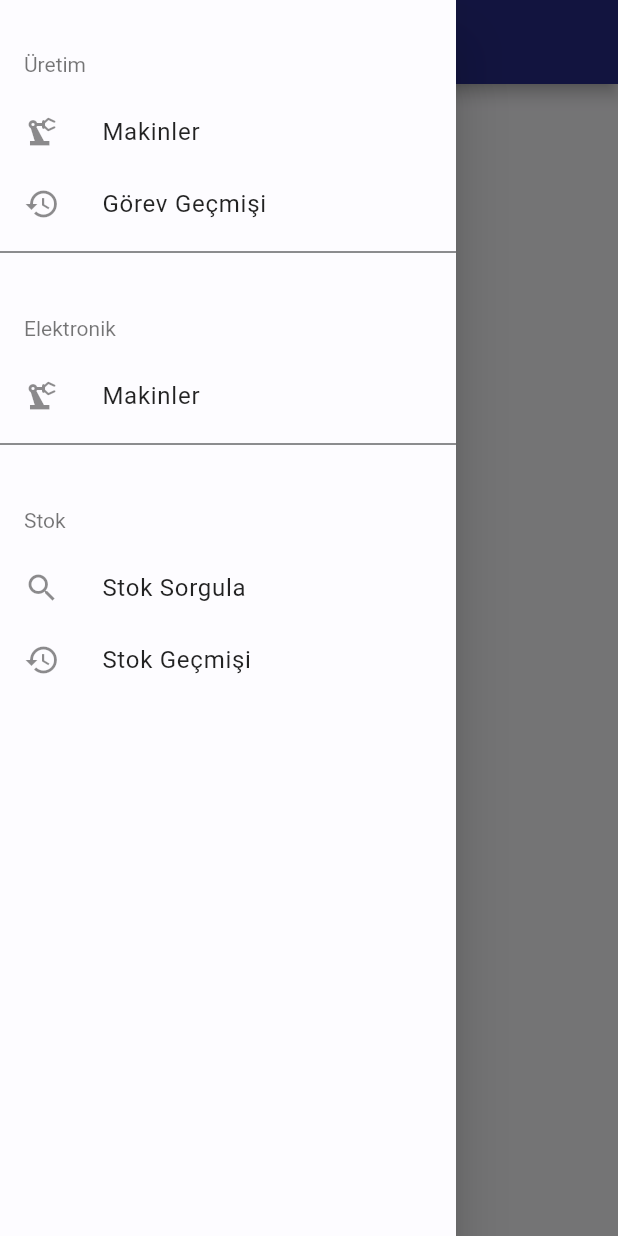
After one commit to edibesad/enelsis, a Flutter app: the HomeView screen opened by its route, with the side drawer open, on a phone screen of 412 x 824 dp. The commit adds this screen. Run offline on Flutter 3.47's test engine with Material 2 defaults, Android fonts, the phone set to English and light mode, and no system bars; our stand-ins replace flutter_screenutil, get; missing offline and left inert: mobile_scanner, omni_datetime_picker; Roboto replaces fonts that are missing (.AppleSystemUIFont).

Commit message:
home view bitti

```diff
--- a/lib/controller/login_controller.dart
+++ b/lib/controller/login_controller.dart
@@ -1,5 +1,5 @@
 import 'package:enelsis/models/department_model.dart';
-import 'package:enelsis/models/user_model.dart';
+import 'package:enelsis/product/model/user_model.dart';
 import 'package:get/get.dart';
 
 class LoginController extends GetxController {
--- a/lib/controller/user_controller.dart
+++ b/lib/controller/user_controller.dart
@@ -1,6 +1,6 @@
 import 'dart:convert';
 
-import 'package:enelsis/models/user_model.dart';
+import 'package:enelsis/product/model/user_model.dart';
 import 'package:enelsis/services/abstract_service.dart';
 import 'package:enelsis/services/sim_service.dart';
 import 'package:get/get.dart';
--- a/lib/core/base/view/base_view.dart
+++ b/lib/core/base/view/base_view.dart
@@ -22,7 +22,7 @@ class _BaseViewState<T extends GetxController> extends State<BaseView<T>> {
   @override
   void initState() {
     super.initState();
-    this.viewModel = widget.viewModel;
+    this.viewModel = Get.put(widget.viewModel);
     if (widget.onModelReady != null) widget.onModelReady!(widget.viewModel);
   }
 
@@ -36,4 +36,6 @@ class _BaseViewState<T extends GetxController> extends State<BaseView<T>> {
   Widget build(BuildContext context) {
     return widget.onPageBuild(context, widget.viewModel);
   }
+
+  buildDrawer(viewModel) {}
 }
--- /dev/null
+++ b/lib/core/components/cards/welcome_card.dart
@@ -0,0 +1,12 @@
+import 'package:flutter/material.dart';
+
+class WelcomeCard extends StatelessWidget {
+  const WelcomeCard({super.key});
+
+  @override
+  Widget build(BuildContext context) {
+    return const Center(
+      child: Text("Hoşgeldiniz!"),
+    );
+  }
+}
--- a/lib/core/init/navigation/get_navigation_route.dart
+++ b/lib/core/init/navigation/get_navigation_route.dart
@@ -1,11 +1,10 @@
 import 'package:enelsis/core/constants/navigation/navigation_constants.dart';
+import 'package:enelsis/view/home/view/home_view.dart';
 import 'package:enelsis/views/manage_task_page/manage_task_page.dart';
 import 'package:enelsis/views/manage_task_page/screen/edit_task_screen.dart';
 import 'package:enelsis/views/manage_users_page/screen/edit_user_screen.dart';
 import 'package:get/get.dart';
-
-import '../../../view/autenticate/login/view/login_view.dart';
-import '../../../views/home_page/home_page.dart';
+import '../../../view/authenticate/login/view/login_view.dart';
 import '../../../views/machines_electonic_page/screens/item_control_screen_with_barcode.dart';
 import '../../../views/machines_electonic_page/screens/machine_electronic_detail.dart';
 import '../../../views/manage_machine_page/manage_machine_page.dart';
@@ -22,7 +21,7 @@ class GetNavigationRoute {
   static final getPages = [
     GetPage(
       name: NavigationConstants.HOME,
-      page: () => const HomePage(),
+      page: () => const HomeView(),
     ),
     GetPage(
       name: NavigationConstants.LOGIN,
--- a/lib/main.dart
+++ b/lib/main.dart
@@ -1,7 +1,7 @@
 import 'package:enelsis/core/init/navigation/get_navigation_route.dart';
 import 'package:enelsis/utils/app_router.dart';
 import 'package:enelsis/utils/themes.dart';
-import 'package:enelsis/view/autenticate/login/view/login_view.dart';
+import 'package:enelsis/view/authenticate/login/view/login_view.dart';
 import 'package:flutter/material.dart';
 import 'package:flutter_screenutil/flutter_screenutil.dart';
 import 'package:get/get.dart';
--- a/lib/models/item_history_model.dart
+++ b/lib/models/item_history_model.dart
@@ -1,7 +1,7 @@
 import 'dart:convert';
 
 import 'package:enelsis/models/item_model.dart';
-import 'package:enelsis/models/user_model.dart';
+import 'package:enelsis/product/model/user_model.dart';
 
 ItemHistoryModel itemHistoryModelFromJson(String str) =>
     ItemHistoryModel.fromJson(json.decode(str));
--- a/lib/models/machine_task_model.dart
+++ b/lib/models/machine_task_model.dart
@@ -6,7 +6,7 @@ import 'dart:convert';
 
 import 'package:enelsis/models/machine_model.dart';
 import 'package:enelsis/models/task_type_model.dart';
-import 'package:enelsis/models/user_model.dart';
+import 'package:enelsis/product/model/user_model.dart';
 
 MachineTaskModel machineTaskModelFromJson(String str) =>
     MachineTaskModel.fromJson(json.decode(str));
--- a/lib/view/home/viewmodel/home_view_model.dart
+++ b/lib/product/view_model/user_view_model.dart
@@ -1,7 +1,7 @@
 import 'package:enelsis/core/base/model/base_view_model.dart';
-import 'package:flutter/material.dart';
+import 'package:flutter/src/widgets/framework.dart';
 
-class HomeViewModel extends BaseViewModel {
+class UserViewModel extends BaseViewModel {
   @override
   void init() {}
 
--- a/lib/view/autenticate/login/view/login_view.dart
+++ b/lib/view/authenticate/login/view/login_view.dart
@@ -1,5 +1,5 @@
 import 'package:enelsis/core/base/view/base_view.dart';
-import 'package:enelsis/view/autenticate/login/viewmodel/login_view_model.dart';
+import 'package:enelsis/view/authenticate/login/view_model/login_view_model.dart';
 import 'package:flutter/material.dart';
 import 'package:flutter_screenutil/flutter_screenutil.dart';
 import '../../../../core/components/text_fields/custom_form_textfield.dart';
@@ -34,6 +34,7 @@ class LoginView extends StatelessWidget {
           SizedBox(
             height: 10.h,
           ),
+          buildFormButton(viewModel)
         ],
       ));
 
--- /dev/null
+++ b/lib/view/home/model/drawer_item_model.dart
@@ -0,0 +1,18 @@
+import 'package:enelsis/core/base/model/base_model.dart';
+import 'package:flutter/material.dart';
+
+class DrawerItemModel extends BaseModel {
+  String? title;
+  Icon? icon;
+  Widget? view;
+  bool isActive = false;
+  DrawerItemModel({this.icon, this.title, this.view});
+
+  @override
+  fromJson(Map<String, Object?> json) {}
+
+  @override
+  Map<String, Object?> toJson() {
+    throw UnimplementedError();
+  }
+}
--- a/lib/view/home/view/home_view.dart
+++ b/lib/view/home/view/home_view.dart
@@ -1,12 +1,55 @@
+import 'package:enelsis/view/home/model/drawer_item_model.dart';
 import 'package:flutter/material.dart';
+import 'package:get/get.dart';
 
 import '../../../core/base/view/base_view.dart';
+import '../view_model/home_view_model.dart';
 
 class HomeView extends StatelessWidget {
   const HomeView({super.key});
 
   @override
   Widget build(BuildContext context) {
-    return BaseView<HomeViewModel>();
+    return BaseView<HomeViewModel>(
+      viewModel: HomeViewModel(),
+      onPageBuild: (context, viewModel) => Scaffold(
+        drawer: buildDrawer(viewModel),
+        appBar: buildAppBar(viewModel),
+        body: Obx(() => viewModel.activeView.value),
+      ),
+    );
   }
+
+  buildAppBar(HomeViewModel viewModel) => AppBar(
+        title: Obx(() => Text(viewModel.appBarTitle.value)),
+      );
+
+  buildDrawer(HomeViewModel viewModel) => Drawer(
+        child: Column(
+          children: [
+            const ListTile(
+              subtitle: Text("Üretim"),
+            ),
+            buildDrawerItem(viewModel.drawerItems[0], viewModel),
+            buildDrawerItem(viewModel.drawerItems[1], viewModel),
+            const Divider(),
+            const ListTile(
+              subtitle: Text("Elektronik"),
+            ),
+            buildDrawerItem(viewModel.drawerItems[2], viewModel),
+            const Divider(),
+            const ListTile(
+              subtitle: Text("Stok"),
+            ),
+            buildDrawerItem(viewModel.drawerItems[3], viewModel),
+            buildDrawerItem(viewModel.drawerItems[4], viewModel),
+          ],
+        ),
+      );
+
+  buildDrawerItem(DrawerItemModel item, HomeViewModel viewModel) => ListTile(
+        leading: item.icon,
+        title: Text(item.title!),
+        onTap: () => viewModel.onDrawerItemTap(item),
+      );
 }
--- /dev/null
+++ b/lib/view/home/view_model/home_view_model.dart
@@ -0,0 +1,63 @@
+import 'package:enelsis/core/base/model/base_view_model.dart';
+import 'package:enelsis/core/components/cards/welcome_card.dart';
+import 'package:enelsis/view/home/model/drawer_item_model.dart';
+import 'package:enelsis/views/machines_electonic_page/machines_electronic_page.dart';
+import 'package:enelsis/views/machines_production_page/machines_production_page.dart';
+import 'package:enelsis/views/stocks_page/stocks_history/stocks_history.dart';
+import 'package:enelsis/views/stocks_page/stocks_query/stocks_query.dart';
+import 'package:enelsis/views/tasks_page/tasks_page.dart';
+import 'package:flutter/material.dart';
+import 'package:get/get.dart';
+
+class HomeViewModel extends BaseViewModel {
+  Rx<Widget> activeView = Rx<Widget>(const WelcomeCard());
+  var appBarTitle = "Hoşgeldiniz!".obs;
+
+  @override
+  void init() {}
+
+  @override
+  void setContext(BuildContext context) => viewModelContext = context;
+
+  onDrawerItemTap(DrawerItemModel e) {
+    for (var element in drawerItems) {
+      if (element.isActive) element.isActive = false;
+      e.isActive = true;
+      Get.back();
+      changeActiveView(e.view!);
+      changeAppBarTitle(e.title!);
+    }
+  }
+
+  changeAppBarTitle(String appBarTitle) {
+    this.appBarTitle.value = appBarTitle;
+  }
+
+  changeActiveView(Widget activeView) {
+    this.activeView.value = activeView;
+  }
+
+  //TODO pageler değiştirilecek
+  List<DrawerItemModel> drawerItems = [
+    DrawerItemModel(
+        icon: const Icon(Icons.precision_manufacturing),
+        title: "Makinler",
+        view: const MachinesProductionPage()),
+    DrawerItemModel(
+        icon: const Icon(Icons.history),
+        title: "Görev Geçmişi",
+        view: const TasksPage()),
+    DrawerItemModel(
+        icon: const Icon(Icons.precision_manufacturing),
+        title: "Makinler",
+        view: MachinesElectronicPage()),
+    DrawerItemModel(
+        icon: const Icon(Icons.search),
+        title: "Stok Sorgula",
+        view: const StocksQuery()),
+    DrawerItemModel(
+        icon: const Icon(Icons.history),
+        title: "Stok Geçmişi",
+        view: const StocksHistory()),
+  ];
+}
--- a/lib/views/manage_task_page/screen/edit_task_screen.dart
+++ b/lib/views/manage_task_page/screen/edit_task_screen.dart
@@ -3,7 +3,7 @@ import 'package:enelsis/controller/user_controller.dart';
 import 'package:enelsis/core/components/text_fields/custom_form_textfield.dart';
 import 'package:enelsis/models/machine_model.dart';
 import 'package:enelsis/models/machine_task_model.dart';
-import 'package:enelsis/models/user_model.dart';
+import 'package:enelsis/product/model/user_model.dart';
 import 'package:flutter/material.dart';
 import 'package:flutter_screenutil/flutter_screenutil.dart';
 import 'package:get/get.dart';
--- a/lib/views/manage_users_page/manage_users_page.dart
+++ b/lib/views/manage_users_page/manage_users_page.dart
@@ -1,5 +1,5 @@
 import 'package:enelsis/controller/user_controller.dart';
-import 'package:enelsis/models/user_model.dart';
+import 'package:enelsis/product/model/user_model.dart';
 import 'package:enelsis/views/manage_users_page/widgets/user_card.dart';
 import 'package:flutter/material.dart';
 import 'package:get/get.dart';
--- a/lib/views/manage_users_page/screen/edit_user_screen.dart
+++ b/lib/views/manage_users_page/screen/edit_user_screen.dart
@@ -1,6 +1,6 @@
 import 'package:enelsis/controller/department_controller.dart';
 import 'package:enelsis/models/department_model.dart';
-import 'package:enelsis/models/user_model.dart';
+import 'package:enelsis/product/model/user_model.dart';
 import 'package:enelsis/core/components/text_fields/custom_form_textfield.dart';
 import 'package:flutter/material.dart';
 import 'package:flutter_screenutil/flutter_screenutil.dart';
--- a/lib/views/manage_users_page/widgets/user_card.dart
+++ b/lib/views/manage_users_page/widgets/user_card.dart
@@ -1,4 +1,4 @@
-import 'package:enelsis/models/user_model.dart';
+import 'package:enelsis/product/model/user_model.dart';
 import 'package:flutter/material.dart';
 import 'package:get/get.dart';
 
```
Also changed, not shown: lib/product/model/user_model.dart (renamed from lib/models/user_model.dart, +8 -9 lines), lib/utils/app_router.dart (+0 -13 lines), lib/view/authenticate/login/view_model/login_view_model.dart (renamed from lib/view/autenticate/login/viewmodel/login_view_model.dart).
